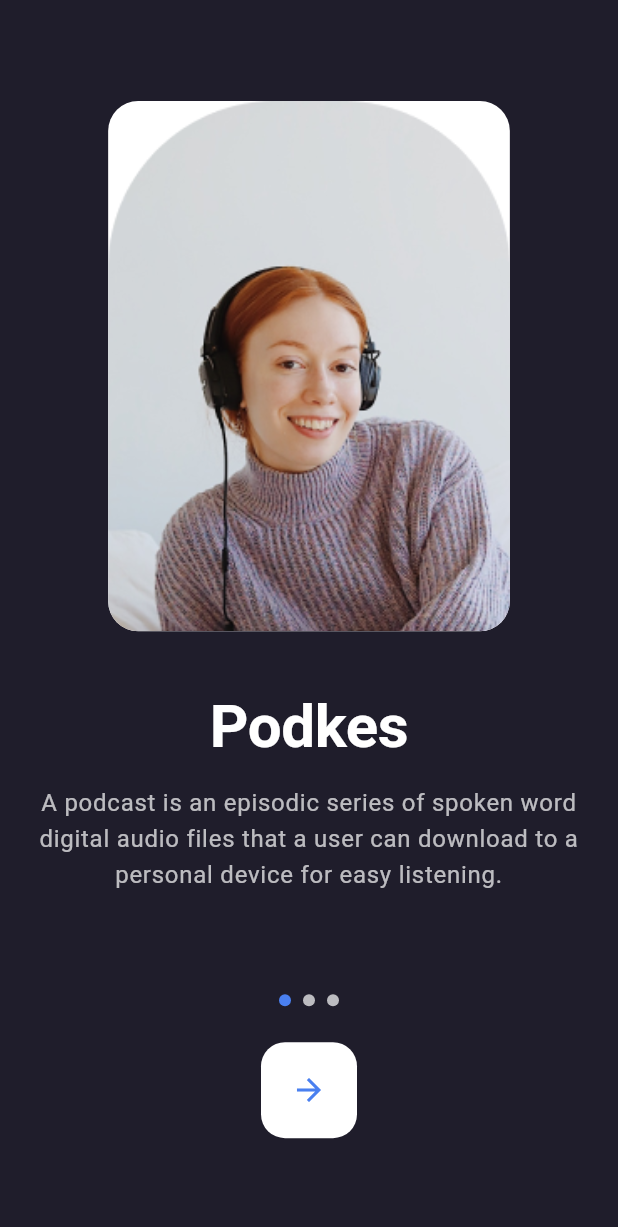
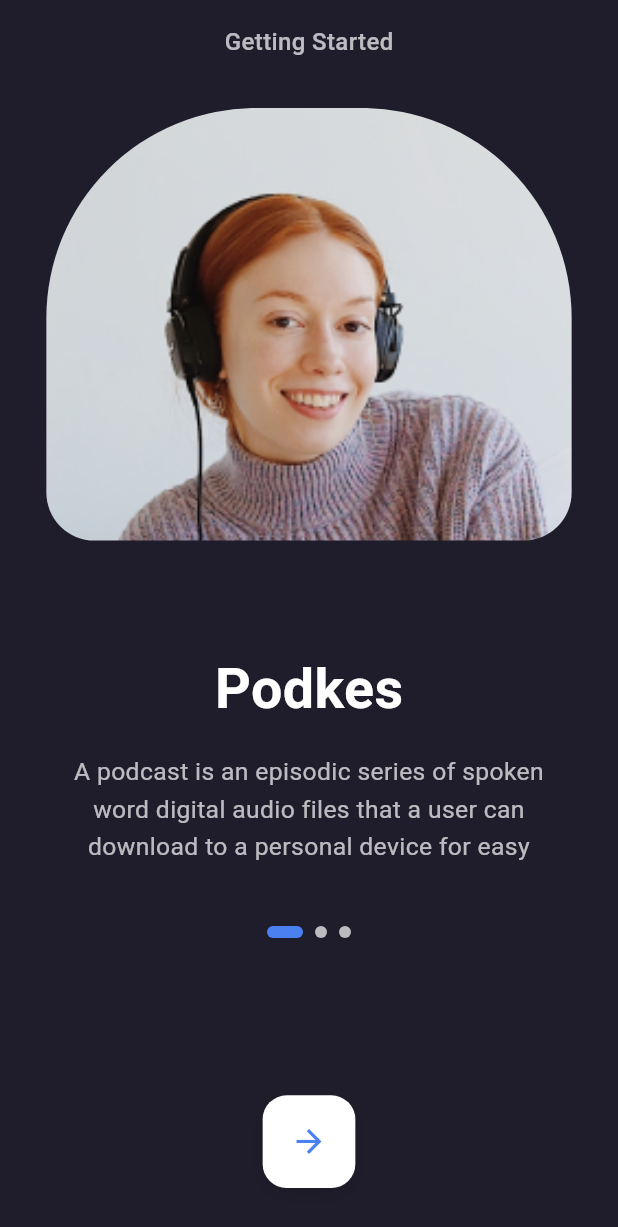
Before and after one commit to aliakin11/MusicAppFlutter, a Flutter app: the screen it shows after launch, on a phone screen of 412 x 824 dp. Shown: the top 1227 px of the screen. Run offline on Flutter 3.47's test engine with Material 3 defaults, Android fonts, the phone set to English and light mode, and no system bars.

Commit message:
onboarding scroll OK

```diff
--- a/lib/constants/app_theme.dart
+++ b/lib/constants/app_theme.dart
@@ -10,26 +10,27 @@ class AppTheme {
   static const Color textLight = Colors.white;
   static const Color textGrey = Colors.white70;
 
+  static TextTheme getResponsiveTextTheme(BuildContext context) {
+    final screenWidth = MediaQuery.of(context).size.width;
 
-  static ThemeData darkTheme = ThemeData(
-
-    scaffoldBackgroundColor: background,
-    primaryColor: accent,
-
-    brightness: Brightness.dark,
-    useMaterial3: true,
-
-    textTheme: const TextTheme(
+    return TextTheme(
       displayLarge: TextStyle(
-        fontSize: 40,
+        fontSize: screenWidth * 0.09,
         fontWeight: FontWeight.bold,
         color: textLight,
       ),
       bodyLarge: TextStyle(
-        fontSize: 16,
+        fontSize: screenWidth * 0.04,
         color: textGrey,
         height: 1.5,
       ),
-    ),
+    );
+  }
+
+  static ThemeData darkTheme = ThemeData(
+    scaffoldBackgroundColor: background,
+    primaryColor: accent,
+    brightness: Brightness.dark,
+    useMaterial3: true,
   );
 }
--- a/lib/main.dart
+++ b/lib/main.dart
@@ -30,13 +30,6 @@ class MyHomePage extends StatefulWidget {
 }
 
 class _MyHomePageState extends State<MyHomePage> {
-  int _counter = 0;
-
-  void _incrementCounter() {
-    setState(() {
-      _counter++;
-    });
-  }
 
   @override
   Widget build(BuildContext context) {
@@ -57,19 +50,12 @@ class _MyHomePageState extends State<MyHomePage> {
         child: Column(
           mainAxisAlignment: MainAxisAlignment.center,
           children: <Widget>[
-            const Text(
-              'You have pushed the button this many times:',
-              style: TextStyle(color: AppTheme.textGrey),
-            ),
-            Text(
-              '$_counter',
-              style: Theme.of(context).textTheme.displayLarge,
-            ),
+
           ],
         ),
       ),
       floatingActionButton: FloatingActionButton(
-        onPressed: _incrementCounter,
+        onPressed: () {},
         backgroundColor: AppTheme.accent,
         shape: RoundedRectangleBorder(
           borderRadius: BorderRadius.circular(16),
--- a/lib/models/onboarding_model.dart
+++ b/lib/models/onboarding_model.dart
@@ -1,4 +1,5 @@
 class OnboardingModel {
+
   final String title;
   final String description;
   final String? imagePath;
--- a/lib/screens/onboarding_screen.dart
+++ b/lib/screens/onboarding_screen.dart
@@ -10,7 +10,7 @@ class OnboardingScreen extends StatefulWidget {
 }
 
 class _OnboardingScreenState extends State<OnboardingScreen> {
-  final PageController _pageController = PageController();
+  final PageController _pageController = PageController(initialPage: 0);
   int _currentPage = 0;
 
   final List<OnboardingModel> _pages = [
@@ -29,139 +29,156 @@ class _OnboardingScreenState extends State<OnboardingScreen> {
       description: 'Listen to your favorite podcasts.',
       imagePath: 'assets/images/onboarding3.png',
     ),
-
   ];
 
   @override
+  void dispose() {
+    _pageController.dispose();
+    super.dispose();
+  }
+
+  @override
   Widget build(BuildContext context) {
-    final size = MediaQuery.of(context).size;
+    return Scaffold(
+      backgroundColor: AppTheme.background,
+      body: LayoutBuilder(
+        builder: (context, constraints) {
+          final screenHeight = constraints.maxHeight;
 
-    return Scaffold(
-      body: SafeArea(
+          return SafeArea(
+            child: Padding(
+              padding: const EdgeInsets.symmetric(horizontal: 24),
               child: Column(
                 children: [
+                  const SizedBox(height: 16),
+                  const Text(
+                    'Getting Started',
+                    style: TextStyle(
+                      color: AppTheme.textGrey,
+                      fontSize: 16,
+                      fontWeight: FontWeight.w500,
+                    ),
+                  ),
+                  SizedBox(height: screenHeight * 0.04),
                   Expanded(
                     child: PageView.builder(
                       controller: _pageController,
+                      physics: const ClampingScrollPhysics(),
                       onPageChanged: (index) {
-                  setState(() {
-                    _currentPage = index;
-                  });
+                        setState(() => _currentPage = index);
                       },
                       itemCount: _pages.length,
                       itemBuilder: (context, index) {
-                  return _buildPage(_pages[index]);
+                        return _buildPage(_pages[index], constraints);
                       },
                     ),
                   ),
-            _buildIndicator(),
-            _buildNextButton(),
-            SizedBox(height: size.height * 0.05),
+                  const SizedBox(height: 32),
+                  _buildNextButton(constraints),
+                  const SizedBox(height: 32),
                 ],
               ),
             ),
           );
+        },
+      ),
+    );
   }
 
-  Widget _buildPage(OnboardingModel page) {
-
-    final size = MediaQuery.of(context).size;
-
-
-    final imageWidth = size.width * 0.65;
-
-    final imageHeight = imageWidth * 1.32;
-
-    return Padding(
-      padding: const EdgeInsets.all(24.0),
-      child: Column(
-        mainAxisAlignment: MainAxisAlignment.center,
+  Widget _buildPage(OnboardingModel page, BoxConstraints constraints) {
+    final textTheme = AppTheme.getResponsiveTextTheme(context);
+    return Column(
       children: [
-          if (page.imagePath != null) ...[
         Container(
-              width: imageWidth,
-              height: imageHeight,
+          width: constraints.maxWidth * 0.85,
+          height: constraints.maxHeight * 0.35,
           decoration: BoxDecoration(
-                borderRadius: const BorderRadius.all(
-                  Radius.circular(20),
+            borderRadius: const BorderRadius.vertical(
+              top: Radius.circular(140),
+              bottom: Radius.circular(32),
             ),
-                color: AppTheme.white,
-              ),
-              child: ClipRRect(
-                borderRadius: const BorderRadius.all(
-                  Radius.circular(20),
-                ),
-                child: Image.asset(
-                  page.imagePath!,
+            image: DecorationImage(
+              image: AssetImage(page.imagePath!),
               fit: BoxFit.cover,
             ),
           ),
         ),
-            SizedBox(height: size.height * 0.05),
-          ],
-          Text(
-            page.title,
-            style: Theme.of(context).textTheme.displayLarge,
+        const Spacer(),
+        Column(
+          children: [
+            Text(page.title, style: textTheme.displayLarge),
+            const SizedBox(height: 16),
+            Padding(
+              padding: const EdgeInsets.symmetric(horizontal: 20),
+              child: Text(
+                page.description,
+                style: textTheme.bodyLarge,
                 textAlign: TextAlign.center,
+                maxLines: 3,
               ),
-          SizedBox(height: size.height * 0.02),
-          Text(
-            page.description,
-            style: Theme.of(context).textTheme.bodyLarge,
-            textAlign: TextAlign.center,
             ),
+            const SizedBox(height: 40),
+            _buildIndicator(),
           ],
         ),
+        const Spacer(),
+      ],
     );
   }
 
   Widget _buildIndicator() {
     return Row(
       mainAxisAlignment: MainAxisAlignment.center,
-      children: List.generate(
-        _pages.length,
-        (index) => Container(
+      children: _pages.map((e) {
+        final index = _pages.indexOf(e);
+        return AnimatedContainer(
+          duration: const Duration(milliseconds: 200),
           margin: const EdgeInsets.symmetric(horizontal: 4),
-          width: 8,
+          width: _currentPage == index ? 24 : 8,
           height: 8,
           decoration: BoxDecoration(
-            shape: BoxShape.circle,
-            color: _currentPage == index
-                ? AppTheme.accent
-                : AppTheme.textGrey,
+            borderRadius: BorderRadius.circular(4),
+            color: _currentPage == index ? AppTheme.accent : AppTheme.textGrey,
           ),
-        ),
-      ),
+        );
+      }).toList(),
     );
   }
 
-  Widget _buildNextButton() {
-    return Padding(
-      padding: const EdgeInsets.all(24.0),
-      child: GestureDetector(
+  Widget _buildNextButton(BoxConstraints constraints) {
+  final buttonSize = constraints.maxWidth * 0.15;
+
+  return GestureDetector(
     onTap: () {
+      debugPrint("Tıklandı - Mevcut sayfa: $_currentPage");
       if (_currentPage < _pages.length - 1) {
-            _pageController.nextPage(
-              duration: const Duration(milliseconds: 300),
-              curve: Curves.easeIn,
+        _pageController.animateToPage(
+          _currentPage + 1,
+          duration: const Duration(milliseconds: 500),
+          curve: Curves.easeInOut,
         );
       } else {
-
+        debugPrint("Son sayfaya ulaşıldı!");
       }
     },
     child: Container(
-          width: 64,
-          height: 64,
+      width: buttonSize,
+      height: buttonSize,
       decoration: BoxDecoration(
-            shape: BoxShape.rectangle,
+        color: AppTheme.white,
         borderRadius: BorderRadius.circular(16),
-            color: AppTheme.white,
+        boxShadow: [
+          BoxShadow(
+            color: Colors.black.withOpacity(0.1),
+            blurRadius: 10,
+            offset: const Offset(0, 4),
+          ), // BoxShadow kapanışı
+        ], // boxShadow listesi kapanışı
       ),
       child: Icon(
         Icons.arrow_forward,
         color: AppTheme.accent,
-            size: 24,
-          ),
+        size: buttonSize * 0.4,
       ),
     ),
   );
```
Also changed, not shown: 2 other files. Lines whose indentation alone changed are shown as unchanged.
